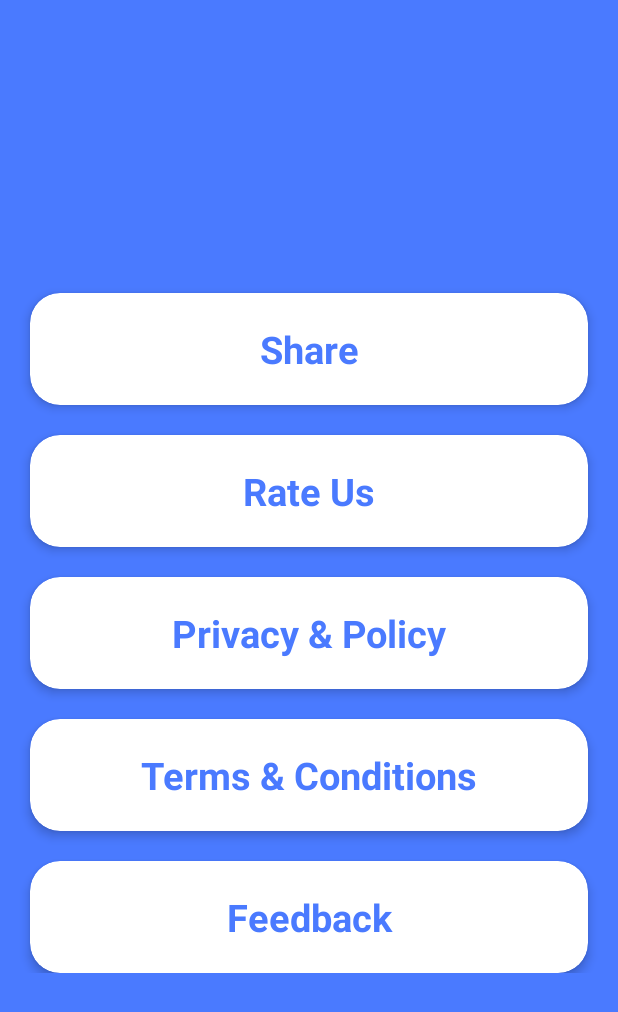
After one commit to ShashankMangal/Tic_Tac_Toe_Coin, an Android app: the MenuActivity screen opened directly, with no data from a screen before it, on a phone screen of 412 x 824 dp. The commit adds this screen. Shown: the top 1012 px of the screen. Run offline under Robolectric (Android 15) with nearby library versions, the phone set to English and light mode, and no system bars.

```diff
--- a/app/build.gradle
+++ b/app/build.gradle
@@ -37,4 +37,6 @@ dependencies {
     testImplementation 'junit:junit:4.13.2'
     androidTestImplementation 'androidx.test.ext:junit:1.1.3'
     androidTestImplementation 'androidx.test.espresso:espresso-core:3.4.0'
+
+    implementation 'com.applovin:applovin-sdk:+'
 }
--- /dev/null
+++ b/app/src/main/java/com/sharkBytesLab/tictactoecoin/MenuActivity.java
@@ -0,0 +1,117 @@
+package com.sharkBytesLab.tictactoecoin;
+
+import androidx.appcompat.app.AppCompatActivity;
+import androidx.cardview.widget.CardView;
+
+import android.content.Intent;
+import android.net.Uri;
+import android.os.Bundle;
+import android.view.View;
+import android.widget.Toast;
+
+public class MenuActivity extends AppCompatActivity {
+
+    private CardView share, rate, privacy, terms, feedback;
+
+    @Override
+    protected void onCreate(Bundle savedInstanceState) {
+        super.onCreate(savedInstanceState);
+        setContentView(R.layout.activity_menu);
+
+        getSupportActionBar().hide();
+
+        share = findViewById(R.id.share);
+        rate = findViewById(R.id.rate_us);
+        privacy = findViewById(R.id.policy);
+        terms = findViewById(R.id.terms);
+        feedback = findViewById(R.id.feedback);
+
+        String email = "shashankmangal10@gmail.com";
+        String subject = "Feedback of Tic Tac Toe Coin Game.";
+
+        share.setOnClickListener(new View.OnClickListener() {
+            @Override
+            public void onClick(View view) {
+
+                String shareBody = "Hey, I'm playing Tic Tac Toe Coin and its very good, do you want to enjoy playing it." + "\n" +
+                        "Download from Play Store\n" + "https://play.google.com/store/apps/details?id=" + getPackageName();
+
+                Intent intent = new Intent(Intent.ACTION_SEND);
+                intent.setType("text/plain");
+                intent.putExtra(Intent.EXTRA_TEXT, shareBody);
+                startActivity(intent);
+
+            }
+        });
+
+
+        rate.setOnClickListener(new View.OnClickListener() {
+            @Override
+            public void onClick(View view) {
+
+                Uri uri = Uri.parse("https://play.google.com/store/apps/details?id=" + getPackageName());
+                Intent i = new Intent(Intent.ACTION_VIEW, uri);
+
+                try {
+                    startActivity(i);
+                } catch (Exception e) {
+
+                    Toast.makeText(getApplicationContext(), "Error :" + e.getMessage(), Toast.LENGTH_SHORT).show();
+                }
+
+            }
+        });
+
+        feedback.setOnClickListener(new View.OnClickListener() {
+            @Override
+            public void onClick(View view) {
+
+                try {
+                    Intent i = new Intent(Intent.ACTION_SENDTO);
+                    i.putExtra(Intent.EXTRA_EMAIL, new String[] {email});
+                    i.putExtra(Intent.EXTRA_SUBJECT,subject);
+                    i.setData(Uri.parse("mailto:"));
+                    startActivity(i);
+
+                    Toast.makeText(getApplicationContext(), "Type your Feedback here.", Toast.LENGTH_SHORT).show();
+                } catch (Exception e) {
+                    e.printStackTrace();
+                    Toast.makeText(MenuActivity.this, "Error:" + e.getMessage(), Toast.LENGTH_SHORT).show();
+                }
+
+            }
+        });
+
+        privacy.setOnClickListener(new View.OnClickListener() {
+            @Override
+            public void onClick(View view) {
+
+                startActivity(new Intent(MenuActivity.this, PolicyActivity.class));
+                finish();
+
+            }
+        });
+
+        terms.setOnClickListener(new View.OnClickListener() {
+            @Override
+            public void onClick(View view) {
+
+                startActivity(new Intent(MenuActivity.this, TermsActivity.class));
+                finish();
+
+            }
+        });
+
+
+
+    }
+
+    @Override
+    public void onBackPressed() {
+        super.onBackPressed();
+
+        startActivity(new Intent(MenuActivity.this, MainActivity.class));
+        finish();
+
+    }
+}
--- a/app/src/main/res/drawable/background_2.xml
+++ b/app/src/main/res/drawable/background_2.xml
@@ -6,8 +6,8 @@
         <shape>
             <gradient
                 android:angle="135"
-                android:startColor="@color/theme2"
-                android:endColor="@color/white"
+                android:startColor="@color/teal_200"
+                android:endColor="@color/theme"
 
                 />
 
--- /dev/null
+++ b/app/src/main/res/layout/activity_menu.xml
@@ -0,0 +1,213 @@
+<?xml version="1.0" encoding="utf-8"?>
+<androidx.constraintlayout.widget.ConstraintLayout xmlns:android="http://schemas.android.com/apk/res/android"
+    xmlns:app="http://schemas.android.com/apk/res-auto"
+    xmlns:tools="http://schemas.android.com/tools"
+    android:layout_width="match_parent"
+    android:layout_height="match_parent"
+    android:background="@color/theme"
+    tools:context=".MenuActivity"
+    >
+
+<LinearLayout
+    android:gravity="center"
+    android:layout_width="match_parent"
+    android:layout_height="wrap_content"
+    android:orientation="vertical"
+    app:layout_constraintStart_toStartOf="parent"
+    app:layout_constraintBottom_toBottomOf="parent"
+    app:layout_constraintEnd_toEndOf="parent"
+    app:layout_constraintTop_toTopOf="parent"
+    >
+
+    <androidx.cardview.widget.CardView
+        android:layout_width="match_parent"
+        android:layout_height="wrap_content"
+        android:id="@+id/share"
+        app:cardBackgroundColor="@color/white"
+        app:cardElevation="4dp"
+        app:cardCornerRadius="20dp"
+        android:layout_marginStart="20dp"
+        android:layout_marginEnd="20dp"
+        android:layout_marginTop="20dp"
+
+        >
+
+        <LinearLayout
+
+            android:layout_width="match_parent"
+            android:layout_height="wrap_content"
+            android:orientation="horizontal"
+            >
+
+            <TextView
+                android:layout_width="match_parent"
+                android:layout_height="wrap_content"
+                android:gravity="center"
+                android:layout_margin="20dp"
+                android:layout_gravity="center"
+                android:text="Share"
+                android:textColor="@color/theme"
+                android:textSize="25sp"
+                android:textStyle="bold"
+                />
+
+
+        </LinearLayout>
+
+    </androidx.cardview.widget.CardView>
+
+    <androidx.cardview.widget.CardView
+        android:layout_width="match_parent"
+        android:layout_height="wrap_content"
+        android:id="@+id/rate_us"
+        app:cardBackgroundColor="@color/white"
+        app:cardElevation="4dp"
+        app:cardCornerRadius="20dp"
+        android:layout_marginStart="20dp"
+        android:layout_marginEnd="20dp"
+        android:layout_marginTop="20dp"
+
+        >
+
+        <LinearLayout
+
+            android:layout_width="match_parent"
+            android:layout_height="wrap_content"
+            android:orientation="horizontal"
+            >
+
+            <TextView
+                android:layout_width="match_parent"
+                android:layout_height="wrap_content"
+                android:gravity="center"
+                android:layout_margin="20dp"
+                android:layout_gravity="center"
+                android:text="Rate Us"
+                android:textColor="@color/theme"
+                android:textSize="25sp"
+                android:textStyle="bold"
+                />
+
+
+        </LinearLayout>
+
+    </androidx.cardview.widget.CardView>
+
+    <androidx.cardview.widget.CardView
+        android:layout_width="match_parent"
+        android:layout_height="wrap_content"
+        android:id="@+id/policy"
+        app:cardBackgroundColor="@color/white"
+        app:cardElevation="4dp"
+        app:cardCornerRadius="20dp"
+        android:layout_marginStart="20dp"
+        android:layout_marginEnd="20dp"
+        android:layout_marginTop="20dp"
+
+        >
+
+        <LinearLayout
+
+            android:layout_width="match_parent"
+            android:layout_height="wrap_content"
+            android:orientation="horizontal"
+            >
+
+            <TextView
+                android:layout_width="match_parent"
+                android:layout_height="wrap_content"
+                android:gravity="center"
+                android:layout_margin="20dp"
+                android:layout_gravity="center"
+                android:text="Privacy &amp; Policy"
+                android:textColor="@color/theme"
+                android:textSize="25sp"
+                android:textStyle="bold"
+                />
+
+
+        </LinearLayout>
+
+    </androidx.cardview.widget.CardView>
+
+    <androidx.cardview.widget.CardView
+        android:layout_width="match_parent"
+        android:layout_height="wrap_content"
+        android:id="@+id/terms"
+        app:cardBackgroundColor="@color/white"
+        app:cardElevation="4dp"
+        app:cardCornerRadius="20dp"
+        android:layout_marginStart="20dp"
+        android:layout_marginEnd="20dp"
+        android:layout_marginTop="20dp"
+
+        >
+
+        <LinearLayout
+
+            android:layout_width="match_parent"
+            android:layout_height="wrap_content"
+            android:orientation="horizontal"
+            >
+
+            <TextView
+                android:layout_width="match_parent"
+                android:layout_height="wrap_content"
+                android:gravity="center"
+                android:layout_margin="20dp"
+                android:layout_gravity="center"
+                android:text="Terms &amp; Conditions"
+                android:textColor="@color/theme"
+                android:textSize="25sp"
+                android:textStyle="bold"
+                />
+
+
+        </LinearLayout>
+
+    </androidx.cardview.widget.CardView>
+
+    <androidx.cardview.widget.CardView
+        android:layout_width="match_parent"
+        android:layout_height="wrap_content"
+        android:id="@+id/feedback"
+        app:cardBackgroundColor="@color/white"
+        app:cardElevation="4dp"
+        app:cardCornerRadius="20dp"
+        android:layout_marginStart="20dp"
+        android:layout_marginEnd="20dp"
+        android:layout_marginTop="20dp"
+
+        >
+
+        <LinearLayout
+
+            android:layout_width="match_parent"
+            android:layout_height="wrap_content"
+            android:orientation="horizontal"
+            >
+
+            <TextView
+                android:layout_width="match_parent"
+                android:layout_height="wrap_content"
+                android:gravity="center"
+                android:layout_margin="20dp"
+                android:layout_gravity="center"
+                android:text="Feedback"
+                android:textColor="@color/theme"
+                android:textSize="25sp"
+                android:textStyle="bold"
+                />
+
+
+        </LinearLayout>
+
+    </androidx.cardview.widget.CardView>
+
+</LinearLayout>
+
+
+
+
+
+</androidx.constraintlayout.widget.ConstraintLayout>
```
Also changed, not shown: app/src/main/AndroidManifest.xml (+16 -3 lines), app/src/main/java/com/sharkBytesLab/tictactoecoin/MainActivity.java (+34 -0 lines), app/src/main/java/com/sharkBytesLab/tictactoecoin/PolicyActivity.java (added, +40 -0 lines), app/src/main/java/com/sharkBytesLab/tictactoecoin/TermsActivity.java (added, +42 -0 lines), app/src/main/res/drawable/ic_baseline_menu_open_24.xml (added, +11 -0 lines), app/src/main/res/layout/activity_main.xml (+24 -1 lines), app/src/main/res/layout/activity_policy.xml (added, +18 -0 lines), app/src/main/res/layout/activity_terms.xml (added, +19 -0 lines), build.gradle (+18 -3 lines), app/src/main/res/drawable/menu.png (added), 2 other files.
